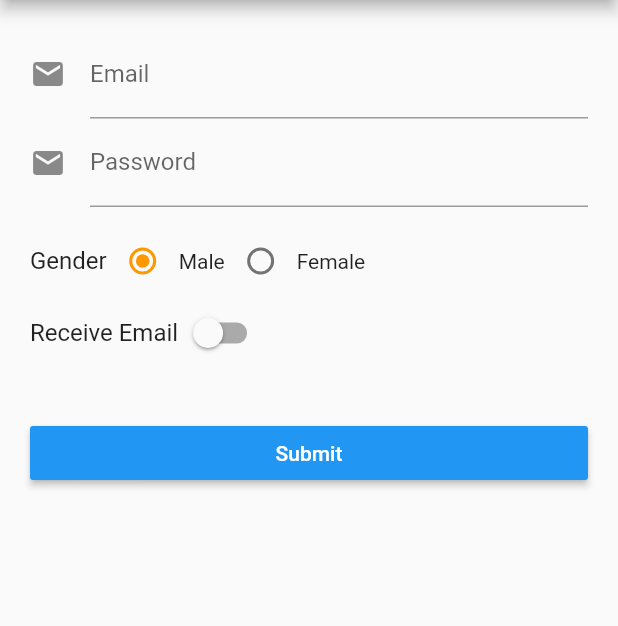
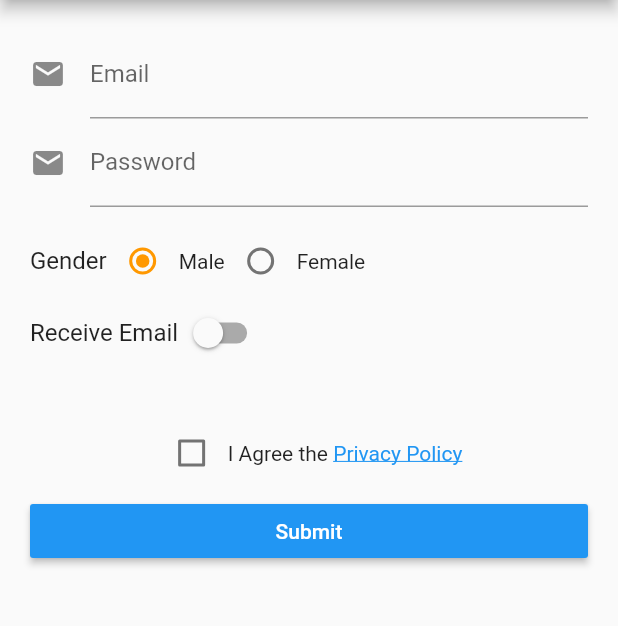
Before and after one commit to AUNG533/Form_Validation, a Flutter app: the screen it shows after launch, on a phone screen of 412 x 824 dp, the part 84-710 px from its top. Run offline on Flutter 3.47's test engine with Material 2 defaults, Android fonts, the phone set to English and light mode, and no system bars; our stand-ins replace validators.

Commit message:
_buildAgreePolicyForm and funtion _launchUrl

```diff
--- a/lib/main.dart
+++ b/lib/main.dart
@@ -2,6 +2,7 @@
 
 import 'package:flutter/material.dart';
 import 'package:validators/validators.dart';
+import 'package:url_launcher/url_launcher.dart';
 
 void main() {
   runApp(const MyApp());
@@ -85,6 +86,7 @@ class _CustomFormState extends State<CustomForm> {
             ),
             _buildGenderForm(),
             _buildReceiveEmailForm(),
+            _buildAgreePolicyForm(),
             _buildSubmitButton(),
           ],
         ),
@@ -166,7 +168,7 @@ class _CustomFormState extends State<CustomForm> {
   Widget _buildSubmitButton() {
     return Container(
       width: MediaQuery.of(context).size.width,
-      margin: EdgeInsets.only(top: 32),
+      margin: EdgeInsets.only(top: 4),
       child: RaisedButton(
         onPressed: _submit,
         color: Colors.blue,
@@ -176,6 +178,38 @@ class _CustomFormState extends State<CustomForm> {
             color: Colors.white,
           ),
         ),
+      ),
+    );
+  }
+
+  Widget _buildAgreePolicyForm() {
+    return Container(
+      alignment: Alignment.center,
+      margin: EdgeInsets.only(top: 32),
+      child: Row(
+        mainAxisSize: MainAxisSize.min,
+        children: [
+          Checkbox(
+            value: user.agreePolicy,
+            activeColor: Colors.orange,
+            onChanged: (value) {
+              setState(() {
+                user.agreePolicy = value!;
+              });
+            },
+          ),
+          Text("I Agree the "),
+          GestureDetector(
+            onTap: _launchUrl,
+            child: Text(
+              "Privacy Policy",
+              style: TextStyle(
+                color: Colors.blue,
+                decoration: TextDecoration.underline,
+              ),
+            ),
+          )
+        ],
       ),
     );
   }
@@ -190,4 +224,10 @@ class _CustomFormState extends State<CustomForm> {
   void _submit() {
     if (_formKey.currentState!.validate()) {}
   }
+
+  void _launchUrl() async {
+    final Uri _url = Uri.parse('https://flutter.dev');
+    if (!await launchUrl(_url)) throw 'Could not launch $_url';
+  }
+
 }
--- a/pubspec.yaml
+++ b/pubspec.yaml
@@ -35,6 +35,7 @@ dependencies:
   # Use with the CupertinoIcons class for iOS style icons.
   cupertino_icons: ^1.0.4
   validators: ^3.0.0
+  url_launcher: ^6.1.0
 
 dev_dependencies:
   flutter_test:
```
Also changed, not shown: pubspec.lock.
